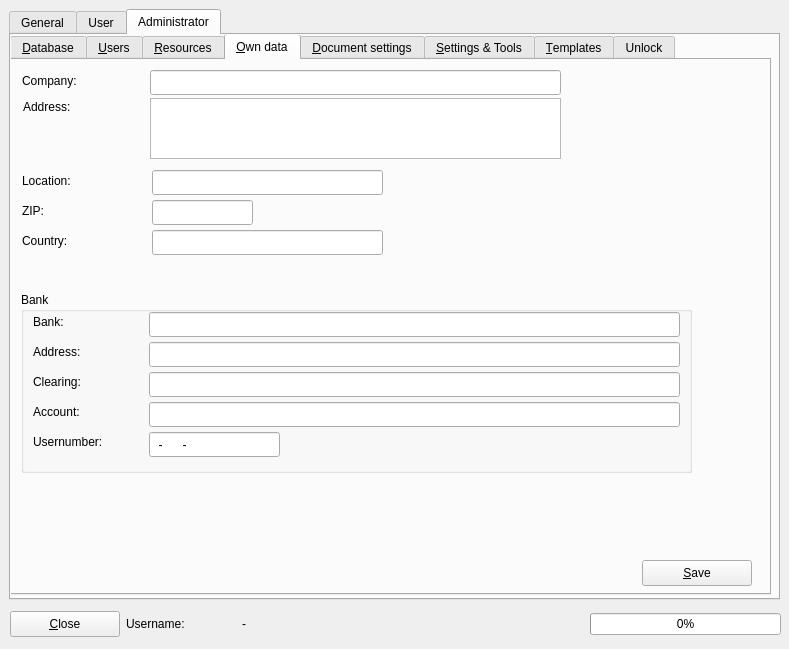
The window that trunk/ui/cfgfrm.ui (BackupTheBerlios/first4-svn) describes before a commit, drawn with Qt 5.
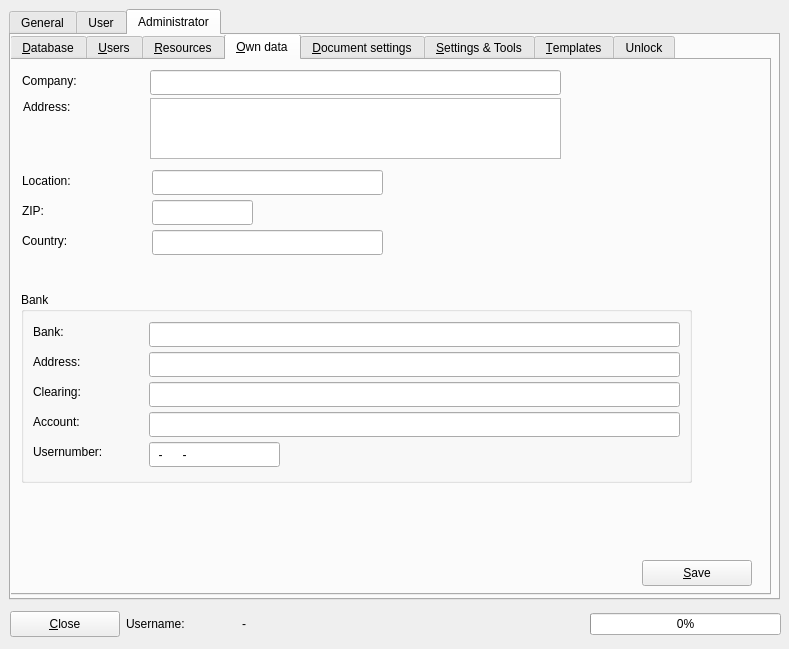
The same window after the commit. The open tabs and pages were chosen to show the change. Icons and pictures are not drawn.

Commit message: 20090206 *Incomes and Expenditures Currency will be loaded from the settings *fixed some layout errors

Diff of the .ui file:
```diff
--- a/trunk/ui/cfgfrm.ui
+++ b/trunk/ui/cfgfrm.ui
@@ -3325,7 +3325,7 @@
          <x>9</x>
          <y>232</y>
          <width>671</width>
-         <height>181</height>
+         <height>191</height>
         </rect>
        </property>
        <property name="title" >
@@ -3335,7 +3335,7 @@
         <property name="geometry" >
          <rect>
           <x>12</x>
-          <y>140</y>
+          <y>150</y>
           <width>110</width>
           <height>20</height>
          </rect>
@@ -3360,7 +3360,7 @@
         <property name="geometry" >
          <rect>
           <x>12</x>
-          <y>110</y>
+          <y>120</y>
           <width>110</width>
           <height>20</height>
          </rect>
@@ -3385,7 +3385,7 @@
         <property name="geometry" >
          <rect>
           <x>128</x>
-          <y>110</y>
+          <y>120</y>
           <width>531</width>
           <height>25</height>
          </rect>
@@ -3395,7 +3395,7 @@
         <property name="geometry" >
          <rect>
           <x>12</x>
-          <y>80</y>
+          <y>90</y>
           <width>110</width>
           <height>20</height>
          </rect>
@@ -3420,7 +3420,7 @@
         <property name="geometry" >
          <rect>
           <x>128</x>
-          <y>80</y>
+          <y>90</y>
           <width>531</width>
           <height>25</height>
          </rect>
@@ -3430,7 +3430,7 @@
         <property name="geometry" >
          <rect>
           <x>12</x>
-          <y>50</y>
+          <y>60</y>
           <width>110</width>
           <height>20</height>
          </rect>
@@ -3455,7 +3455,7 @@
         <property name="geometry" >
          <rect>
           <x>128</x>
-          <y>50</y>
+          <y>60</y>
           <width>531</width>
           <height>25</height>
          </rect>
@@ -3465,7 +3465,7 @@
         <property name="geometry" >
          <rect>
           <x>12</x>
-          <y>20</y>
+          <y>30</y>
           <width>110</width>
           <height>20</height>
          </rect>
@@ -3490,7 +3490,7 @@
         <property name="geometry" >
          <rect>
           <x>128</x>
-          <y>20</y>
+          <y>30</y>
           <width>531</width>
           <height>25</height>
          </rect>
@@ -3500,7 +3500,7 @@
         <property name="geometry" >
          <rect>
           <x>128</x>
-          <y>140</y>
+          <y>150</y>
           <width>131</width>
           <height>25</height>
          </rect>
```
Left out of the diff: 34 changed lines with no effect on the pictures. The commit also changes 3 other files.
